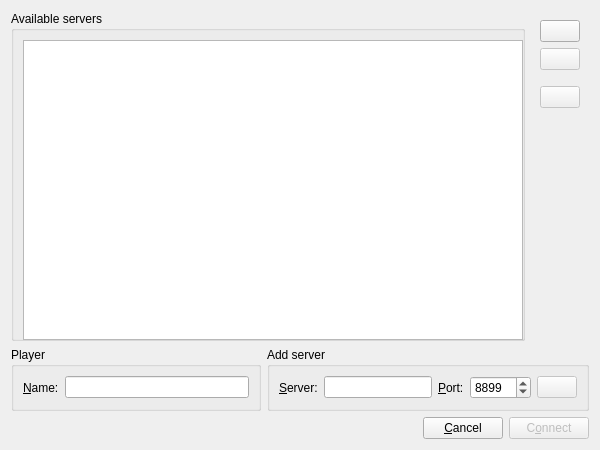
First picture: the form in src/serverdialog.ui, repository velnias75/NetMauMau-Qt-Client, before the edit.
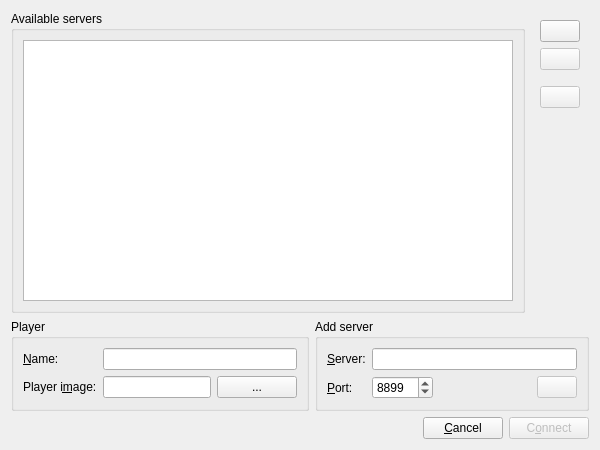
Second picture: the form after the edit. Icons and pictures are not drawn.

Commit message: added player image upload into ServerDialog

Diff of the .ui file:
```diff
--- a/src/serverdialog.ui
+++ b/src/serverdialog.ui
@@ -2,6 +2,14 @@
 <ui version="4.0">
  <class>ServerDialog</class>
  <widget class="QDialog" name="ServerDialog">
+  <property name="geometry">
+   <rect>
+    <x>0</x>
+    <y>0</y>
+    <width>600</width>
+    <height>450</height>
+   </rect>
+  </property>
   <property name="sizePolicy">
    <sizepolicy hsizetype="Minimum" vsizetype="Minimum">
     <horstretch>0</horstretch>
@@ -37,18 +45,6 @@
        <layout class="QVBoxLayout" name="verticalLayout">
         <item>
          <widget class="QTableView" name="availServerView">
-          <property name="sizePolicy">
-           <sizepolicy hsizetype="Expanding" vsizetype="Expanding">
-            <horstretch>1</horstretch>
-            <verstretch>0</verstretch>
-           </sizepolicy>
-          </property>
-          <property name="minimumSize">
-           <size>
-            <width>500</width>
-            <height>300</height>
-           </size>
-          </property>
           <property name="editTriggers">
            <set>QAbstractItemView::NoEditTriggers</set>
           </property>
@@ -215,8 +211,8 @@
        <property name="title">
         <string>Player</string>
        </property>
-       <layout class="QHBoxLayout" name="horizontalLayout_5">
-        <item>
+       <layout class="QFormLayout" name="formLayout">
+        <item row="0" column="0">
          <widget class="QLabel" name="label_3">
           <property name="text">
            <string>&amp;Name:</string>
@@ -226,13 +222,56 @@
           </property>
          </widget>
         </item>
-        <item>
+        <item row="0" column="1">
          <widget class="QLineEdit" name="playerName">
           <property name="maxLength">
            <number>1023</number>
           </property>
          </widget>
         </item>
+        <item row="1" column="0">
+         <widget class="QLabel" name="label_4">
+          <property name="text">
+           <string>Player i&amp;mage:</string>
+          </property>
+          <property name="buddy">
+           <cstring>playerImagePath</cstring>
+          </property>
+         </widget>
+        </item>
+        <item row="1" column="1">
+         <layout class="QHBoxLayout" name="horizontalLayout_5">
+          <item>
+           <widget class="QLineEdit" name="playerImagePath">
+            <property name="readOnly">
+             <bool>true</bool>
+            </property>
+           </widget>
+          </item>
+          <item>
+           <widget class="QPushButton" name="imageChooseButton">
+            <property name="sizePolicy">
+             <sizepolicy hsizetype="Maximum" vsizetype="Fixed">
+              <horstretch>0</horstretch>
+              <verstretch>0</verstretch>
+             </sizepolicy>
+            </property>
+            <property name="minimumSize">
+             <size>
+              <width>30</width>
+              <height>0</height>
+             </size>
+            </property>
+            <property name="text">
+             <string notr="true">...</string>
+            </property>
+            <property name="autoDefault">
+             <bool>false</bool>
+            </property>
+           </widget>
+          </item>
+         </layout>
+        </item>
        </layout>
       </widget>
      </item>
@@ -247,8 +286,8 @@
        <property name="title">
         <string>Add server</string>
        </property>
-       <layout class="QHBoxLayout" name="horizontalLayout_3">
-        <item>
+       <layout class="QFormLayout" name="formLayout_2">
+        <item row="0" column="0">
          <widget class="QLabel" name="label">
           <property name="text">
            <string>&amp;Server:</string>
@@ -258,7 +297,7 @@
           </property>
          </widget>
         </item>
-        <item>
+        <item row="0" column="1">
          <widget class="QLineEdit" name="hostEdit">
           <property name="focusPolicy">
            <enum>Qt::StrongFocus</enum>
@@ -268,16 +307,8 @@
           </property>
          </widget>
         </item>
-        <item>
-         <widget class="QLabel" name="label_2">
-          <property name="text">
-           <string>&amp;Port:</string>
-          </property>
-          <property name="buddy">
-           <cstring>portSpin</cstring>
-          </property>
-         </widget>
-        </item>
+        <item row="1" column="1">
+         <layout class="QHBoxLayout" name="horizontalLayout_3">
         <item>
          <widget class="QSpinBox" name="portSpin">
           <property name="minimum">
@@ -291,6 +322,19 @@
           </property>
          </widget>
         </item>
+          <item>
+           <spacer name="horizontalSpacer_2">
+            <property name="orientation">
+             <enum>Qt::Horizontal</enum>
+            </property>
+            <property name="sizeHint" stdset="0">
+             <size>
+              <width>40</width>
+              <height>20</height>
+             </size>
+            </property>
+           </spacer>
+          </item>
         <item>
          <widget class="QPushButton" name="addButton">
           <property name="enabled">
@@ -316,6 +360,18 @@
          </widget>
         </item>
        </layout>
+        </item>
+        <item row="1" column="0">
+         <widget class="QLabel" name="label_2">
+          <property name="text">
+           <string>&amp;Port:</string>
+          </property>
+          <property name="buddy">
+           <cstring>portSpin</cstring>
+          </property>
+         </widget>
+        </item>
+       </layout>
       </widget>
      </item>
     </layout>
```
Left out of the diff: 6 changed lines with no effect on the pictures. Lines whose indentation alone changed are shown as unchanged. The commit also changes 5 other files.
